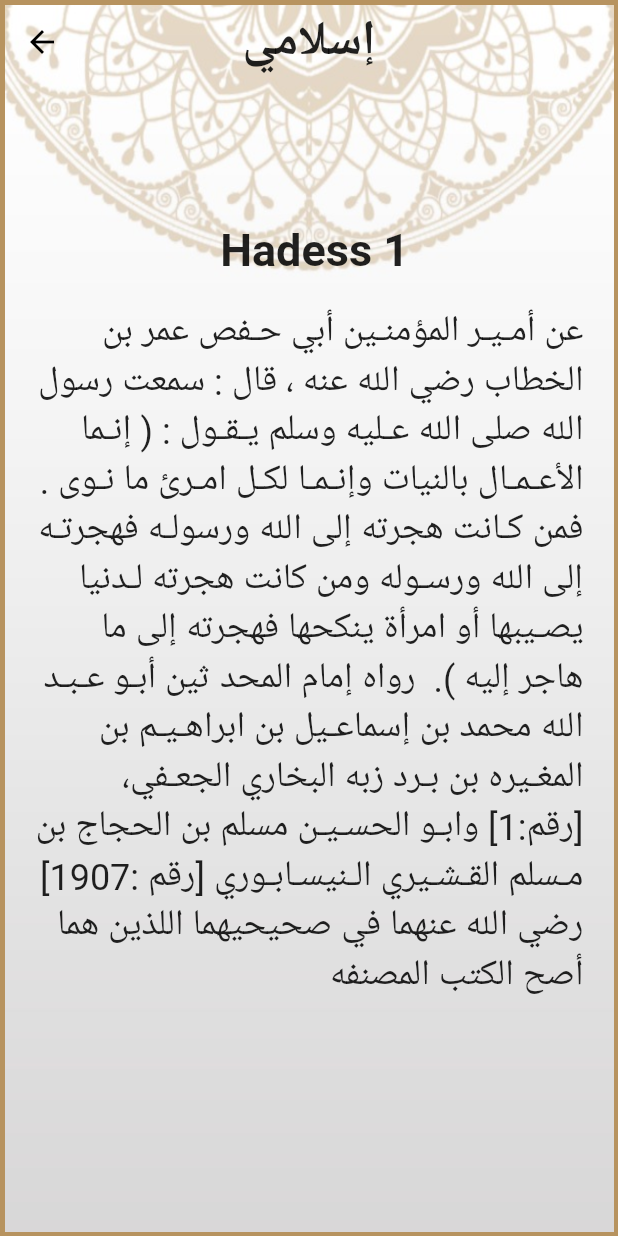
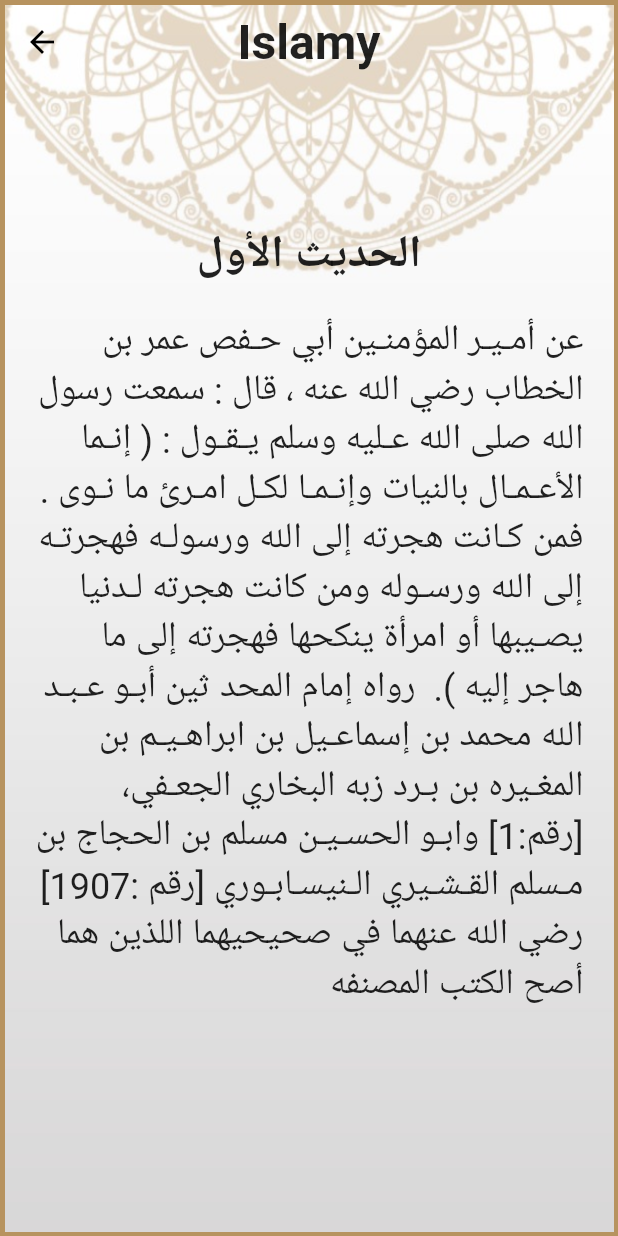
Before and after one commit to Youssef-Bassem/IslamiApp, a Flutter app: the ahades screen opened directly, after a tap on "Hadess 1", on a phone screen of 412 x 824 dp. Run offline on Flutter 3.47's test engine with Material 2 defaults, Android fonts, the phone set to English and light mode, and no system bars; missing offline and left inert: dart:ffi; generated files the repository leaves out were written again.

Commit message:
Solve Bugs

```diff
--- a/lib/Ahadees.dart
+++ b/lib/Ahadees.dart
@@ -6,7 +6,8 @@ import 'dart:io';
 import 'dart:async';
 import 'dart:convert';
 
-import 'AhadesFile.dart';
+import 'AhadesContent.dart';
+import 'AhadeesFile.dart';
 
 //import 'suracontent.dart';
 import 'package:flutter_gen/gen_l10n/app_localizations.dart';
@@ -20,6 +21,7 @@ class ahades extends StatefulWidget {
 String path='assets/';
 class _ahadesState extends State<ahades> {
   late AppProvider provider;
+  final AhadeesFile ahadeesfile = AhadeesFile();
 
   @override
   Widget build(BuildContext context) {
@@ -63,61 +65,58 @@ class _ahadesState extends State<ahades> {
                     Flexible(child: ListView(
                       padding: const EdgeInsets.all(8),
                       children: <Widget>[
-                        MakeButton(AppLocalizations.of(context)!.h1, '1.txt',context),
-                        MakeButton(AppLocalizations.of(context)!.h2, '2.txt', context),
-                        MakeButton(AppLocalizations.of(context)!.h3, '3.txt',context),
-                        MakeButton(AppLocalizations.of(context)!.h4, '4.txt',context),
-                        MakeButton(AppLocalizations.of(context)!.h5, '5.txt',context),
-                        MakeButton(AppLocalizations.of(context)!.h6, '6.txt',context),
-                        MakeButton(AppLocalizations.of(context)!.h7, '7.txt',context),
-                        MakeButton(AppLocalizations.of(context)!.h8, '8.txt',context),
-                        MakeButton(AppLocalizations.of(context)!.h9, '9.txt',context),
-                        MakeButton(AppLocalizations.of(context)!.h10, '10.txt',context),
-                        MakeButton(AppLocalizations.of(context)!.h11, '11.txt',context),
-                        MakeButton(AppLocalizations.of(context)!.h12, '12.txt',context),
-                        MakeButton(AppLocalizations.of(context)!.h13, '13.txt',context),
-                        MakeButton(AppLocalizations.of(context)!.h14, '14.txt',context),
-                        MakeButton(AppLocalizations.of(context)!.h15, '15.txt',context),
-                        MakeButton(AppLocalizations.of(context)!.h16, '16.txt',context),
-                        MakeButton(AppLocalizations.of(context)!.h17, '17.txt',context),
-                        MakeButton(AppLocalizations.of(context)!.h18, '18.txt',context),
-                        MakeButton(AppLocalizations.of(context)!.h19, '19.txt',context),
-                        MakeButton(AppLocalizations.of(context)!.h20, '20.txt',context),
-                        MakeButton(AppLocalizations.of(context)!.h21, '21.txt',context),
-                        MakeButton(AppLocalizations.of(context)!.h22, '22.txt',context),
-                        MakeButton(AppLocalizations.of(context)!.h23, '23.txt',context),
-                        MakeButton(AppLocalizations.of(context)!.h24, '24.txt',context),
-                        MakeButton(AppLocalizations.of(context)!.h25, '25.txt',context),
-                        MakeButton(AppLocalizations.of(context)!.h26, '26.txt',context),
-                        MakeButton(AppLocalizations.of(context)!.h27, '27.txt',context),
-                        MakeButton(AppLocalizations.of(context)!.h28, '28.txt',context),
-                        MakeButton(AppLocalizations.of(context)!.h29, '29.txt',context),
-                        MakeButton(AppLocalizations.of(context)!.h30, '30.txt',context),
-                        MakeButton(AppLocalizations.of(context)!.h31, '31.txt',context),
-                        MakeButton(AppLocalizations.of(context)!.h32, '32.txt',context),
-                        MakeButton(AppLocalizations.of(context)!.h33, '33.txt',context),
-                        MakeButton(AppLocalizations.of(context)!.h34, '34.txt',context),
-                        MakeButton(AppLocalizations.of(context)!.h35, '35.txt',context),
-                        MakeButton(AppLocalizations.of(context)!.h36, '36.txt',context),
-                        MakeButton(AppLocalizations.of(context)!.h37, '37.txt',context),
-                        MakeButton(AppLocalizations.of(context)!.h38, '38.txt',context),
-                        MakeButton(AppLocalizations.of(context)!.h39, '39.txt',context),
-                        MakeButton(AppLocalizations.of(context)!.h40, '40.txt',context),
-                        MakeButton(AppLocalizations.of(context)!.h41, '41.txt',context),
-                        MakeButton(AppLocalizations.of(context)!.h42, '42.txt',context),
-                        MakeButton(AppLocalizations.of(context)!.h43, '43.txt',context),
-                        MakeButton(AppLocalizations.of(context)!.h44, '44.txt',context),
-                        MakeButton(AppLocalizations.of(context)!.h45, '45.txt',context),
-                        MakeButton(AppLocalizations.of(context)!.h46, '46.txt',context),
-                        MakeButton(AppLocalizations.of(context)!.h47, '47.txt',context),
-                        MakeButton(AppLocalizations.of(context)!.h48, '48.txt',context),
-                        MakeButton(AppLocalizations.of(context)!.h49, '49.txt',context),
-                        MakeButton(AppLocalizations.of(context)!.h50, '50.txt',context),
-
-
-                      ],
+                        MakeButton(AhadeesFile.Ahades[0], AppLocalizations.of(context)!.h1, '1.txt',context),
+                        MakeButton(AhadeesFile.Ahades[1],AppLocalizations.of(context)!.h2, '2.txt', context),
+                        MakeButton(AhadeesFile.Ahades[2],AppLocalizations.of(context)!.h3, '3.txt',context),
+                        MakeButton(AhadeesFile.Ahades[3],AppLocalizations.of(context)!.h4, '4.txt',context),
+                        MakeButton(AhadeesFile.Ahades[4],AppLocalizations.of(context)!.h5, '5.txt',context),
+                        MakeButton(AhadeesFile.Ahades[5],AppLocalizations.of(context)!.h6, '6.txt',context),
+                        MakeButton(AhadeesFile.Ahades[6],AppLocalizations.of(context)!.h7, '7.txt',context),
+                        MakeButton(AhadeesFile.Ahades[7],AppLocalizations.of(context)!.h8, '8.txt',context),
+                        MakeButton(AhadeesFile.Ahades[8],AppLocalizations.of(context)!.h9, '9.txt',context),
+                        MakeButton(AhadeesFile.Ahades[9],AppLocalizations.of(context)!.h10, '10.txt',context),
+                        MakeButton(AhadeesFile.Ahades[10],AppLocalizations.of(context)!.h11, '11.txt',context),
+                        MakeButton(AhadeesFile.Ahades[11],AppLocalizations.of(context)!.h12, '12.txt',context),
+                        MakeButton(AhadeesFile.Ahades[12],AppLocalizations.of(context)!.h13, '13.txt',context),
+                        MakeButton(AhadeesFile.Ahades[13],AppLocalizations.of(context)!.h14, '14.txt',context),
+                        MakeButton(AhadeesFile.Ahades[14],AppLocalizations.of(context)!.h15, '15.txt',context),
+                        MakeButton(AhadeesFile.Ahades[15],AppLocalizations.of(context)!.h16, '16.txt',context),
+                        MakeButton(AhadeesFile.Ahades[16],AppLocalizations.of(context)!.h17, '17.txt',context),
+                        MakeButton(AhadeesFile.Ahades[17],AppLocalizations.of(context)!.h18, '18.txt',context),
+                        MakeButton(AhadeesFile.Ahades[18],AppLocalizations.of(context)!.h19, '19.txt',context),
+                        MakeButton(AhadeesFile.Ahades[19],AppLocalizations.of(context)!.h20, '20.txt',context),
+                        MakeButton(AhadeesFile.Ahades[20],AppLocalizations.of(context)!.h21, '21.txt',context),
+                        MakeButton(AhadeesFile.Ahades[21],AppLocalizations.of(context)!.h22, '22.txt',context),
+                        MakeButton(AhadeesFile.Ahades[22],AppLocalizations.of(context)!.h23, '23.txt',context),
+                        MakeButton(AhadeesFile.Ahades[23],AppLocalizations.of(context)!.h24, '24.txt',context),
+                        MakeButton(AhadeesFile.Ahades[24],AppLocalizations.of(context)!.h25, '25.txt',context),
+                        MakeButton(AhadeesFile.Ahades[25],AppLocalizations.of(context)!.h26, '26.txt',context),
+                        MakeButton(AhadeesFile.Ahades[26],AppLocalizations.of(context)!.h27, '27.txt',context),
+                        MakeButton(AhadeesFile.Ahades[27],AppLocalizations.of(context)!.h28, '28.txt',context),
+                        MakeButton(AhadeesFile.Ahades[28],AppLocalizations.of(context)!.h29, '29.txt',context),
+                        MakeButton(AhadeesFile.Ahades[29],AppLocalizations.of(context)!.h30, '30.txt',context),
+                        MakeButton(AhadeesFile.Ahades[30],AppLocalizations.of(context)!.h31, '31.txt',context),
+                        MakeButton(AhadeesFile.Ahades[31],AppLocalizations.of(context)!.h32, '32.txt',context),
+                        MakeButton(AhadeesFile.Ahades[32],AppLocalizations.of(context)!.h33, '33.txt',context),
+                        MakeButton(AhadeesFile.Ahades[33],AppLocalizations.of(context)!.h34, '34.txt',context),
+                        MakeButton(AhadeesFile.Ahades[34],AppLocalizations.of(context)!.h35, '35.txt',context),
+                        MakeButton(AhadeesFile.Ahades[35],AppLocalizations.of(context)!.h36, '36.txt',context),
+                        MakeButton(AhadeesFile.Ahades[36],AppLocalizations.of(context)!.h37, '37.txt',context),
+                        MakeButton(AhadeesFile.Ahades[37],AppLocalizations.of(context)!.h38, '38.txt',context),
+                        MakeButton(AhadeesFile.Ahades[38],AppLocalizations.of(context)!.h39, '39.txt',context),
+                        MakeButton(AhadeesFile.Ahades[39],AppLocalizations.of(context)!.h40, '40.txt',context),
+                        MakeButton(AhadeesFile.Ahades[40],AppLocalizations.of(context)!.h41, '41.txt',context),
+                        MakeButton(AhadeesFile.Ahades[41],AppLocalizations.of(context)!.h42, '42.txt',context),
+                        MakeButton(AhadeesFile.Ahades[42],AppLocalizations.of(context)!.h43, '43.txt',context),
+                        MakeButton(AhadeesFile.Ahades[43],AppLocalizations.of(context)!.h44, '44.txt',context),
+                        MakeButton(AhadeesFile.Ahades[44],AppLocalizations.of(context)!.h45, '45.txt',context),
+                        MakeButton(AhadeesFile.Ahades[45],AppLocalizations.of(context)!.h46, '46.txt',context),
+                        MakeButton(AhadeesFile.Ahades[46],AppLocalizations.of(context)!.h47, '47.txt',context),
+                        MakeButton(AhadeesFile.Ahades[47],AppLocalizations.of(context)!.h48, '48.txt',context),
+                        MakeButton(AhadeesFile.Ahades[48],AppLocalizations.of(context)!.h49, '49.txt',context),
+                        MakeButton(AhadeesFile.Ahades[49],AppLocalizations.of(context)!.h50, '50.txt',context),
+                    ],
                     ),),
-
                   ]
               )
 
@@ -128,7 +127,7 @@ class _ahadesState extends State<ahades> {
   }
 }
 
-TextButton MakeButton(String name, String filename, BuildContext context){
+TextButton MakeButton(String arabicName, String name, String filename, BuildContext context){
   final AppProvider provider = Provider.of<AppProvider>(context);
   return TextButton(
     child: Text(name, style: TextStyle(
@@ -138,7 +137,7 @@ TextButton MakeButton(String name, String filename, BuildContext context){
       fontWeight: FontWeight.w900,)
     ),
     onPressed: (){
-      Navigator.push(context, MaterialPageRoute(builder: (context)=>Suracontent(suraname : name , path :path+filename)));
+      Navigator.push(context, MaterialPageRoute(builder: (context)=>Suracontent(suraname : arabicName , path :path+filename)));
     },
   );
 }
--- /dev/null
+++ b/lib/AhadeesFile.dart
@@ -0,0 +1,16 @@
+class AhadeesFile{
+  static List<String> Ahades = [
+      "الحديث الأول", "الحديث الثاني", "الحديث الثالث ", " الحديث الرابع ", "الحديث الخامس ",
+      "الحديث السادس ", "الحديث السابع ", "الحديث الثامن ", "الحديث التاسع ", "الحديث العاشر ",
+      "الحديث الحادي عشر ", "الحديث الثاني عشر ", "الحديث الثالث عشر ", "الحديث الرابع عشر ",
+      "الحديث الخامس عشر ", "الحديث السادس عشر ", "الحديث السابع عشر ", "الحديث الثامن عشر ",
+      "الحديث التاسع عشر ", "الحديث العشرون ", "الحديث الحادي والعشرون ", "الحديث الثاني والعشرون ",
+      "الحديث الثالث والعشرون ", "الحديث الرابع والعشرون ", "الحديث الخامس والعشرون ", "الحديث السادس والعشرون ",
+      "الحديث السابع والعشرون ", "الحديث الثامن والعشرون ", "الحديث التاسع والعشرون ", "الحديث الثلا ثــون ",
+      "الحديث الحادي والثلاثون ", "الحديث الثاني والثلاثون ", "الحديث الثالث والثلاثون ", "الحديث الرابع والثلاثون ",
+      "الحديث الخامس والثلاثون ", "الحديث السادس والثلاثون ", "الحديث السابع والثلاثون ", "الحديث الثامن والثلاثون ",
+      "الحديث التاسع والثلاثون ", "الحديث الأربعون ", "الحديث الحادي والأربعون ", "الحديث الثاني والأربعـون ", "الحديث الثالث والأربعون ",
+      "الحديث الرابع والأربعون ", "الحديث الخامس والأربعون ", "الحديث السادس والأربعون ", "الحديث السابع والأربعون ",
+      "الحديث الثامن والأربعون ", "الحديث التاسع والأربعون ", "الحديث الخمسون ",
+  ];
+}
--- a/lib/AhadesFile.dart
+++ b/lib/AhadesContent.dart
@@ -2,6 +2,8 @@ import 'package:flutter/cupertino.dart';
 import 'package:flutter/material.dart';
 import 'package:flutter/services.dart' show rootBundle;
 import 'package:provider/provider.dart';
+import 'package:flutter_gen/gen_l10n/app_localizations.dart';
+
 
 import 'appprovider.dart';
 
@@ -36,6 +38,7 @@ class SuracontentState extends State<Suracontent> {
     });
   }
 
+
   @override
   void initState() {
     fetchFileData();
@@ -49,7 +52,7 @@ class SuracontentState extends State<Suracontent> {
         centerTitle: true,
         title: Container(
             child:Text(
-              'إسلامي' ,
+              AppLocalizations.of(context)!.appTitle ,
               style: TextStyle(
                 fontSize: 32,
                 fontWeight: FontWeight.bold,
--- a/lib/Tasbeeh.dart
+++ b/lib/Tasbeeh.dart
@@ -79,7 +79,7 @@ class _TasbeehState extends State<Tasbeeh> {
                   ],
                 ),
                 Text(
-                  'عدد التسبيحات',
+                  AppLocalizations.of(context)!.tasbeeh,
                   style: TextStyle(
                       fontSize: 25
                   ),
--- a/lib/l10n/app_ar.arb
+++ b/lib/l10n/app_ar.arb
@@ -171,5 +171,7 @@
         "s112" : "الإخلاص",
         "s113" : "الفلق",
         "s114" : "النّاس",
-        "soraName": "اسم السورة"
+        "soraName": "اسم السورة",
+
+        "tasbeeh" : "عدد التسبيحات"
 }
--- a/lib/l10n/app_en.arb
+++ b/lib/l10n/app_en.arb
@@ -171,5 +171,6 @@
     "s112" : "al-Ikhlas",
     "s113" : "al-Falaq",
     "s114" : "an-Nas",
-    "soraName" : "Sora Name"
+    "soraName" : "Sora Name",
+    "tasbeeh" : "Number of Tasbehat"
 }
--- a/lib/suracontent.dart
+++ b/lib/suracontent.dart
@@ -1,6 +1,7 @@
 import 'package:flutter/material.dart';
 import 'package:flutter/services.dart' show rootBundle;
 import 'package:provider/provider.dart';
+import 'package:flutter_gen/gen_l10n/app_localizations.dart';
 
 import 'appprovider.dart';
 
@@ -47,7 +48,22 @@ class SuracontentState extends State<Suracontent> {
     provider = Provider.of<AppProvider>(context);
 
     return Scaffold(
-
+      appBar: AppBar(
+        centerTitle: true,
+        title: Container(
+          child:Text(
+            AppLocalizations.of(context)!.appTitle ,
+            style: TextStyle(
+              fontSize: 32,
+              fontWeight: FontWeight.bold,
+            ),
+          ),
+        ),
+        iconTheme: IconThemeData(color: Colors.black),
+        backgroundColor: Colors.transparent,
+        elevation: 0.0,
+      ),
+      extendBodyBehindAppBar: true,
       body:  SafeArea(
         child: Container(
           //margin: EdgeInsets.all(3),
```
